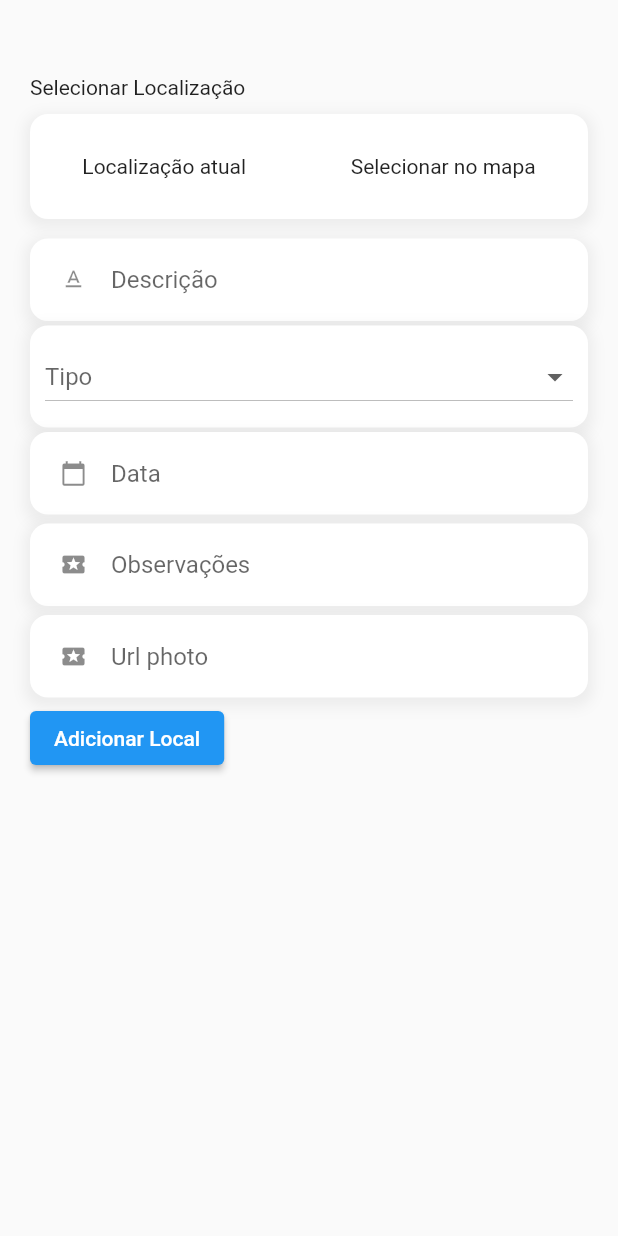
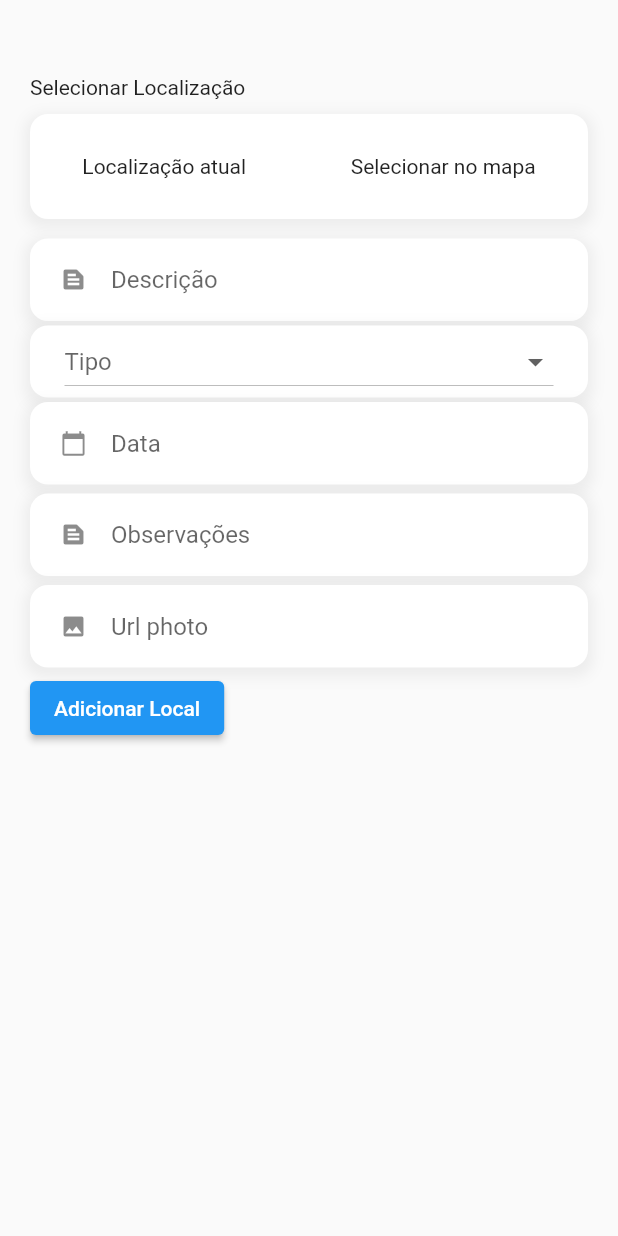
Before and after one commit to firminoazevedo/engeselt_test, a Flutter app: the screen it shows after launch, after a tap on the "add" icon, on a phone screen of 412 x 824 dp. Run offline on Flutter 3.47's test engine with Material 2 defaults, Android fonts, the light colour scheme and no system bars; our stand-ins replace google_maps_flutter, location.

Commit message:
stattic map view

```diff
--- a/lib/app/maps/maps_page.dart
+++ b/lib/app/maps/maps_page.dart
@@ -14,9 +14,7 @@
 
   LatLng? position;
   void selectPosition(LatLng pos) {
-    print('54545');
     position = pos;
-    print(position);
     showAppBar = true;
     setState(() {});
   }
--- a/lib/app/pages/home/components/custom_drop_down.dart
+++ b/lib/app/pages/home/components/custom_drop_down.dart
@@ -1,3 +1,5 @@
+// ignore_for_file: prefer_const_constructors
+
 import 'package:flutter/material.dart';
 
 class CustomDropDowm extends StatelessWidget {
@@ -6,7 +8,7 @@
   @override
   Widget build(BuildContext context) {
     return Container(
-      padding: EdgeInsets.all(10),
+      padding: EdgeInsets.symmetric(horizontal: 23),
       decoration: BoxDecoration(
         color: Colors.white,
         borderRadius: BorderRadius.all(Radius.circular(12)),
--- a/lib/app/pages/home/components/custom_text_field_component.dart
+++ b/lib/app/pages/home/components/custom_text_field_component.dart
@@ -1,3 +1,5 @@
+// ignore_for_file: must_be_immutable, prefer_const_constructors
+
 import 'package:flutter/material.dart';
 
 class CustomTextField extends StatelessWidget {
--- a/lib/app/pages/home/home_page.dart
+++ b/lib/app/pages/home/home_page.dart
@@ -1,10 +1,14 @@
+// ignore_for_file: prefer_const_constructors
 import 'package:engeselt_teste/app/maps/maps_page.dart';
 import 'package:engeselt_teste/app/models/local_model.dart';
 import 'package:engeselt_teste/app/pages/home/components/custom_drop_down.dart';
+import 'package:engeselt_teste/app/pages/home/components/form_bottom_sheet_modal.dart';
 import 'package:engeselt_teste/app/pages/local_details/local_details.dart';
 import 'package:engeselt_teste/app/store/local_store.dart';
+import 'package:engeselt_teste/app/utils/location_utils.dart';
 import 'package:flutter/material.dart';
 import 'package:google_maps_flutter/google_maps_flutter.dart';
+import 'package:location/location.dart';
 
 import 'components/custom_text_field_component.dart';
 
@@ -16,23 +20,7 @@
 }
 
 class _HomePageState extends State<HomePage> {
-  LatLng? _latLng;
-  TextEditingController textLatLangEditingController = TextEditingController();
-  TextEditingController textDescriptionEditingController =
-      TextEditingController();
-  TextEditingController textTypeEditingController = TextEditingController();
-  TextEditingController textDataEditingController = TextEditingController();
-  TextEditingController textObservationsEditingController =
-      TextEditingController();
-  TextEditingController textPhotosEditingController = TextEditingController();
-  late GoogleMapController mapController;
   LocalStore localStore = LocalStore();
-
-  final LatLng _center = const LatLng(45.521563, -122.677433);
-
-  void _onMapCreated(GoogleMapController controller) {
-    mapController = controller;
-  }
 
   @override
   Widget build(BuildContext context) {
@@ -70,91 +58,7 @@
               isScrollControlled: true,
               context: context,
               builder: (BuildContext contex) {
-                return Padding(
-                  padding: const EdgeInsets.all(20.0),
-                  child: Column(
-                    mainAxisAlignment: MainAxisAlignment.start,
-                    crossAxisAlignment: CrossAxisAlignment.start,
-                    children: [
-                      SizedBox(
-                        height: 30,
-                      ),
-                      Text("Selecionar Localização"),
-                      SizedBox(
-                        height: 10,
-                      ),
-                      Container(
-                        height: 70,
-                        decoration: BoxDecoration(
-                          color: Colors.white,
-                          borderRadius: BorderRadius.all(Radius.circular(12)),
-                          boxShadow: [
-                            BoxShadow(
-                              color: Colors.grey.withOpacity(0.15),
-                              spreadRadius: 3,
-                              blurRadius: 7,
-                              offset: Offset(0, 3),
-                            ),
-                          ],
-                        ),
-                        child: Row(
-                          mainAxisAlignment: MainAxisAlignment.spaceAround,
-                          crossAxisAlignment: CrossAxisAlignment.center,
-                          children: [
-                            Text('Localização atual'),
-                            InkWell(
-                                onTap: () async {
-                                  _latLng = await Navigator.push(
-                                      context,
-                                      MaterialPageRoute(
-                                          builder: (contex) => MapsPage()));
-                                },
-                                child: Text('Selecionar no mapa')),
-                          ],
-                        ),
-                      ),
-                      SizedBox(
-                        height: 10,
-                      ),
-                      CustomTextField(
-                        hint: 'Descrição',
-                        icon: Icons.text_format,
-                        textEditingController: textDescriptionEditingController,
-                      ),
-                      CustomDropDowm(),
-                      CustomTextField(
-                        hint: 'Data',
-                        icon: Icons.calendar_today,
-                        textEditingController: textDataEditingController,
-                      ),
-                      CustomTextField(
-                        hint: 'Observações',
-                        icon: Icons.local_activity,
-                        textEditingController:
-                            textObservationsEditingController,
-                      ),
-                      CustomTextField(
-                          hint: 'Url photo',
-                          icon: Icons.local_activity,
-                          textEditingController: textPhotosEditingController),
-                      ElevatedButton(
-                          onPressed: () {
-                            localStore.addLocal(
-                              type: textTypeEditingController.text,
-                              description:
-                                  textDescriptionEditingController.text,
-                              data: textDataEditingController.text,
-                              latLang: textLatLangEditingController.text,
-                              observations:
-                                  textObservationsEditingController.text,
-                              photos: [textPhotosEditingController.text],
-                            );
-                            setState(() {});
-                          },
-                          child: Text('Adicionar Local'))
-                    ],
-                  ),
-                );
+                return FormBottomSheet(localStore: localStore);
               });
         },
         child: Icon(Icons.add),
--- a/lib/app/pages/local_details/local_details.dart
+++ b/lib/app/pages/local_details/local_details.dart
@@ -1,3 +1,5 @@
+// ignore_for_file: prefer_const_constructors_in_immutables
+
 import 'package:engeselt_teste/app/models/local_model.dart';
 import 'package:flutter/material.dart';
 
--- /dev/null
+++ b/lib/app/utils/location_utils.dart
@@ -0,0 +1,8 @@
+import 'package:engeselt_teste/keys.dart';
+
+class LocationUtils {
+  static String generateLocationPreviewImage(
+      double? latitude, double? longitude) {
+    return 'https://maps.googleapis.com/maps/api/staticmap?center=&$latitude&$longitude&zoom=13&size=600x300&maptype=roadmap&markers=color:red%7Clabel:C%7C$latitude,$longitude&key=$MAPS_KEY';
+  }
+}
--- a/lib/main.dart
+++ b/lib/main.dart
@@ -1,3 +1,5 @@
+// ignore_for_file: prefer_const_constructors
+
 import 'package:engeselt_teste/app/app_widget.dart';
 import 'package:flutter/cupertino.dart';
 
--- a/pubspec.yaml
+++ b/pubspec.yaml
@@ -13,6 +13,7 @@
   cupertino_icons: ^1.0.2
   google_maps_flutter: ^2.1.0
   http: ^0.13.4
+  location: ^4.3.0
 
 dev_dependencies:
   flutter_test:
```
Also changed, not shown: pubspec.lock, 1 other file.
